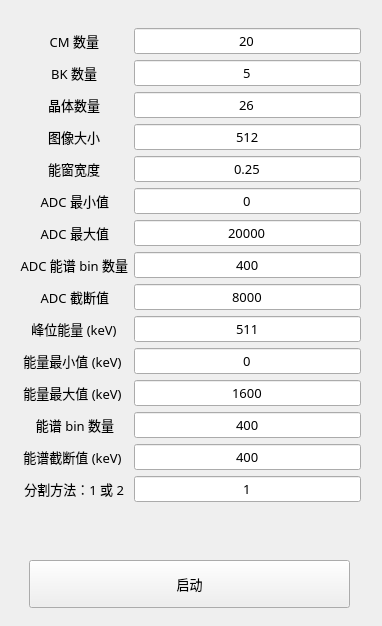
The window that CPM/ParameterForm.ui (woolaman/CPM_Project) describes before a commit, drawn with Qt 5.
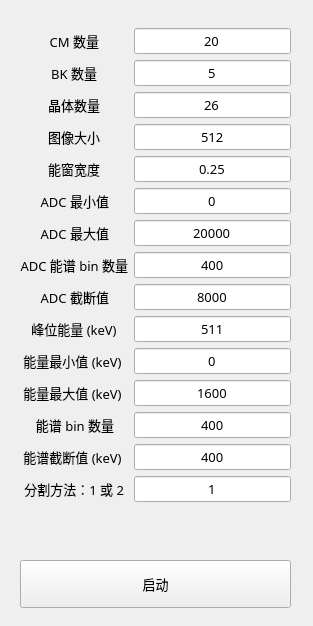
The same window after the commit.

```diff
--- a/CPM/ParameterForm.ui
+++ b/CPM/ParameterForm.ui
@@ -6,7 +6,7 @@
    <rect>
     <x>0</x>
     <y>0</y>
-    <width>382</width>
+    <width>313</width>
     <height>626</height>
    </rect>
   </property>
@@ -23,7 +23,7 @@
     <rect>
      <x>20</x>
      <y>9</y>
-     <width>341</width>
+     <width>271</width>
      <height>511</height>
     </rect>
    </property>
@@ -540,9 +540,9 @@
   <widget class="QPushButton" name="pushButton_start">
    <property name="geometry">
     <rect>
-     <x>29</x>
+     <x>20</x>
      <y>560</y>
-     <width>321</width>
+     <width>271</width>
      <height>48</height>
     </rect>
    </property>
```
